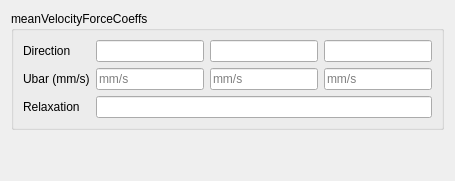
kevinsmia1939/CfdOF, file Gui/TaskPanelCfdMeanVelocityForce.ui: the form before one commit.
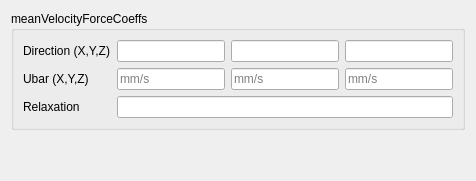
The form after the commit.

Commit message: add axis text

The edit to the form file:
```diff
--- a/Gui/TaskPanelCfdMeanVelocityForce.ui
+++ b/Gui/TaskPanelCfdMeanVelocityForce.ui
@@ -15,7 +15,7 @@
       <item row="0" column="0">
        <widget class="QLabel" name="labelDirection">
         <property name="text">
-         <string>Direction</string>
+         <string>Direction (X,Y,Z)</string>
         </property>
        </widget>
       </item>
@@ -31,7 +31,7 @@
       <item row="1" column="0">
        <widget class="QLabel" name="labelUbar">
         <property name="text">
-         <string>Ubar (mm/s)</string>
+         <string>Ubar (X,Y,Z)</string>
         </property>
        </widget>
       </item>
```
